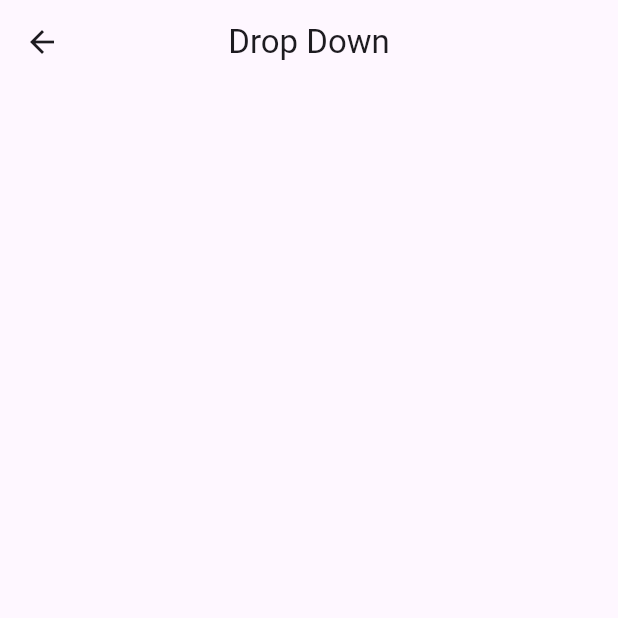
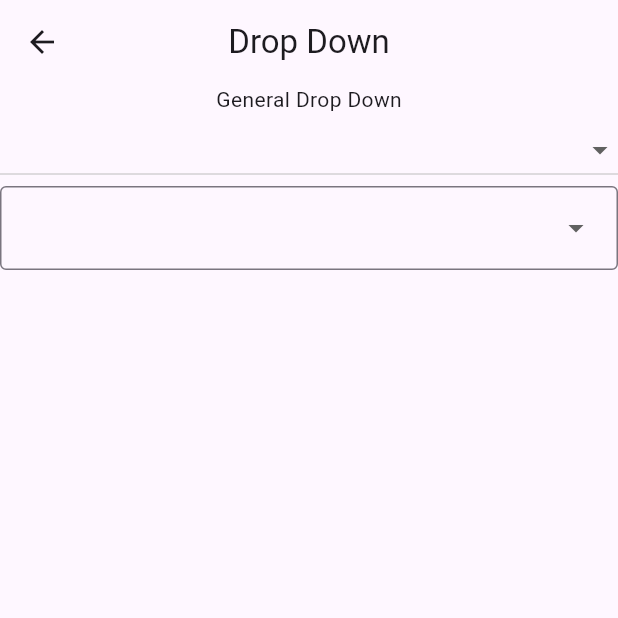
Before and after one commit to Pratyusha114/Flutter, a Flutter app: the DropDownScreen screen opened directly, on a phone screen of 412 x 824 dp, the top half of it. Run offline on Flutter 3.47's test engine with Material 3 defaults, Android fonts, the phone set to English and light mode, and no system bars; drawn by our look-alikes of dropdown_button2; our stand-ins replace get.

Commit message:
Drop Downs.

```diff
--- a/lib/core/navigations/graph.dart
+++ b/lib/core/navigations/graph.dart
@@ -2,6 +2,7 @@ import 'package:flutter_basics/alerts_feature/alert_screen.dart';
 import 'package:flutter_basics/bottom_nav_feature/bottom_navigation_screen.dart';
 import 'package:flutter_basics/bottom_nav_feature/general_bottom_nav.dart';
 import 'package:flutter_basics/core/navigations/routes.dart';
+import 'package:flutter_basics/drop_down_feature/drop_down_screen.dart';
 import 'package:flutter_basics/text_field/text_field_screen.dart';
 import 'package:get/get_navigation/src/routes/get_route.dart';
 
@@ -15,6 +16,7 @@ List<GetPage> routes = [
   GetPage(name: Routes.alerts, page: () => const AlertScreen()),
   GetPage(name: Routes.textField, page: () => TextFiledScreen()),
   GetPage(name: Routes.formScreen, page: () => FormScreen()),
+  GetPage(name: Routes.dropDownScreen, page: () => const DropDownScreen()),
   GetPage(
       name: Routes.bottomNavigationScreen,
       page: () => const BottomNavigationScreen()),
--- a/lib/core/navigations/routes.dart
+++ b/lib/core/navigations/routes.dart
@@ -6,6 +6,7 @@ class Routes {
   static const alerts = "/alerts";
   static const textField = "/textFields";
   static const formScreen = "/formScreen";
+  static const dropDownScreen = "/dropDownScreen";
 
   static const bottomNavigationScreen = "/bottomNavigation";
   static const generalBottomNav = "/generalBottomNav";
--- a/lib/drop_down_feature/drop_down_screen.dart
+++ b/lib/drop_down_feature/drop_down_screen.dart
@@ -1,4 +1,6 @@
+import 'package:dropdown_button2/dropdown_button2.dart';
 import 'package:flutter/material.dart';
+import 'package:get/get.dart';
 
 class DropDownScreen extends StatelessWidget {
   const DropDownScreen({super.key});
@@ -8,7 +10,9 @@ class DropDownScreen extends StatelessWidget {
     return Scaffold(
       appBar: AppBar(
         leading: IconButton(
-          onPressed: () {},
+          onPressed: () {
+            Get.back();
+          },
           icon: const Icon(Icons.arrow_back),
         ),
         centerTitle: true,
@@ -16,8 +20,68 @@ class DropDownScreen extends StatelessWidget {
       ),
       body: const Center(
           child: Column(
-        children: [],
+        children: [
+          Text("General Drop Down"),
+          GeneralDropDown(),
+          DropDownWithTextField()
+        ],
       )),
     );
   }
 }
+
+class GeneralDropDown extends StatefulWidget {
+  const GeneralDropDown({super.key});
+
+  @override
+  State<GeneralDropDown> createState() => _GeneralDropDownState();
+}
+
+class _GeneralDropDownState extends State<GeneralDropDown> {
+  List<String> dropDownList = [
+    "Apples",
+    "Bananas",
+    "Grapes",
+    "Oranges",
+    "pineapples",
+  ];
+
+  String? initialValue = "";
+
+  @override
+  Widget build(BuildContext context) {
+    return DropdownButton2(
+        alignment: Alignment.bottomRight,
+        isExpanded: true,
+        items: dropDownList
+            .map((String str) => DropdownMenuItem(value: str, child: Text(str)))
+            .toList(),
+        onChanged: (str) {
+          setState(() {
+            initialValue = str!;
+          });
+        });
+  }
+}
+
+class DropDownWithTextField extends StatefulWidget {
+  const DropDownWithTextField({super.key});
+
+  @override
+  State<DropDownWithTextField> createState() => _DropDownWithTextFieldState();
+}
+
+class _DropDownWithTextFieldState extends State<DropDownWithTextField> {
+  List<String> dropDownList = ["pens", "scale", "pencils"];
+
+  @override
+  Widget build(BuildContext context) {
+    return DropdownButtonFormField2(
+      decoration: const InputDecoration(border: OutlineInputBorder()),
+      items: dropDownList
+          .map((str) => DropdownMenuItem(value: str, child: Text(str)))
+          .toList(),
+      onChanged: (str) {},
+    );
+  }
+}
--- a/lib/menu_feature/menu_screen.dart
+++ b/lib/menu_feature/menu_screen.dart
@@ -18,7 +18,8 @@ class MainScreen extends StatelessWidget {
         1: "Alert",
         2: "Text Fields",
         3: "Example of Registration Page Form",
-        4: "Bottom Navigation"
+        4:"Drop Downs",
+        5: "Bottom Navigation"
       }),
     );
   }
@@ -54,6 +55,9 @@ class MenuOptions extends StatelessWidget {
                 {
                   Get.toNamed(Routes.formScreen);
                 }
+              case 4: {
+                Get.toNamed(Routes.dropDownScreen);
+              }
             }
           },
         );
--- a/pubspec.yaml
+++ b/pubspec.yaml
@@ -32,6 +32,7 @@ dependencies:
     sdk: flutter
 
   get: ^4.6.5
+  dropdown_button2: ^2.3.8
 
 
   # The following adds the Cupertino Icons font to your application.
```
Also changed, not shown: pubspec.lock.
